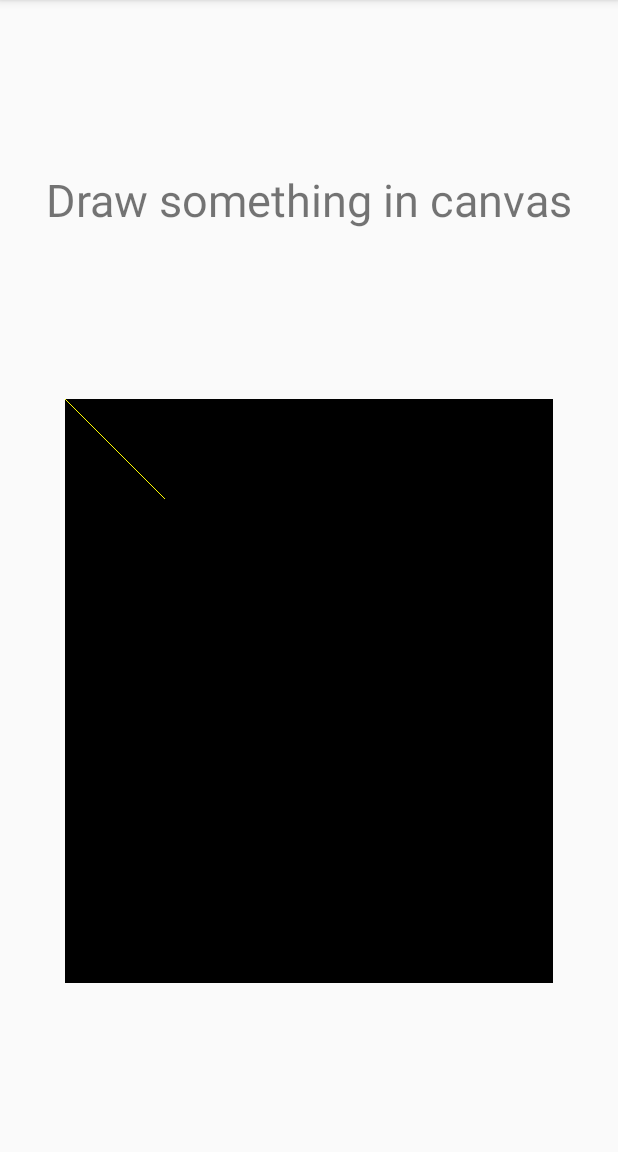
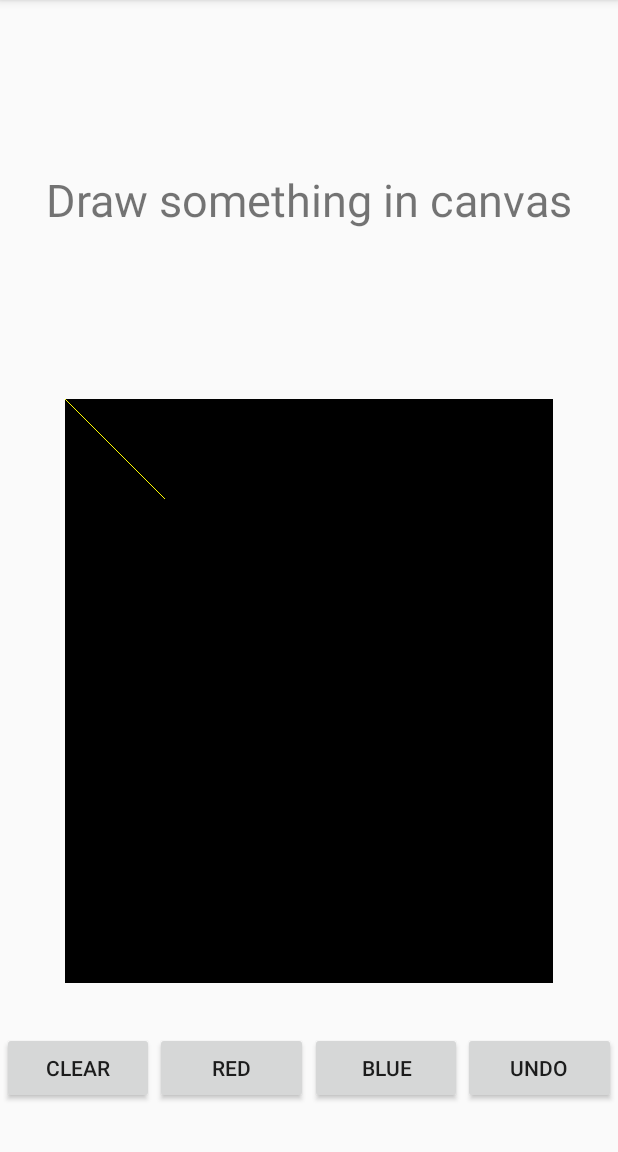
Before and after one commit to WeeMick/WeeMick-Mobile_dev, an Android app: the screen it shows after launch (MainActivity), on a phone screen of 412 x 824 dp, the part 84-1236 px from its top. Run offline under Robolectric (Android 15) with nearby library versions, the phone set to English and light mode, and no system bars.

Commit message:
week 6 - different paint colours working

```diff
--- a/Week_6/MyDrawingApp/app/src/main/java/com/mb/mydrawingapp/FirstFragment.java
+++ b/Week_6/MyDrawingApp/app/src/main/java/com/mb/mydrawingapp/FirstFragment.java
@@ -1,12 +1,17 @@
 package com.mb.mydrawingapp;
 
+import android.graphics.Color;
 import android.os.Bundle;
 
+import androidx.annotation.NonNull;
+import androidx.annotation.Nullable;
 import androidx.fragment.app.Fragment;
 
 import android.view.LayoutInflater;
 import android.view.View;
 import android.view.ViewGroup;
+import android.widget.Button;
+import android.widget.Toast;
 
 /**
  * A simple {@link Fragment} subclass.
@@ -14,6 +19,12 @@ import android.view.ViewGroup;
  * create an instance of this fragment.
  */
 public class FirstFragment extends Fragment {
+
+    MyView myView;
+    Button clearBtn;
+    Button redBtn;
+    Button blueBtn;
+    Button undoBtn;
 
     // TODO: Rename parameter arguments, choose names that match
     // the fragment initialization parameters, e.g. ARG_ITEM_NUMBER
@@ -61,4 +72,46 @@ public class FirstFragment extends Fragment {
         // Inflate the layout for this fragment
         return inflater.inflate(R.layout.fragment_first, container, false);
     }
+
+    @Override
+    public void onViewCreated(@NonNull View view, @Nullable Bundle savedInstanceState) {
+        super.onViewCreated(view, savedInstanceState);
+
+        myView = view.findViewById(R.id.myView);
+
+        clearBtn = view.findViewById(R.id.clearBtn);
+        redBtn = view.findViewById(R.id.redBtn);
+        blueBtn = view.findViewById(R.id.blueBtn);
+        undoBtn = view.findViewById(R.id.undoBtn);
+
+        clearBtn.setOnClickListener(new View.OnClickListener() {
+            @Override
+            public void onClick(View v) {
+                Toast.makeText(getActivity(), "Canvas cleared", Toast.LENGTH_SHORT).show();
+            }
+        });
+
+        redBtn.setOnClickListener(new View.OnClickListener() {
+            @Override
+            public void onClick(View v) {
+                Toast.makeText(getActivity(), "Red pen selected", Toast.LENGTH_SHORT).show();
+                myView.setColor(Color.RED);
+            }
+        });
+
+        blueBtn.setOnClickListener(new View.OnClickListener() {
+            @Override
+            public void onClick(View v) {
+                Toast.makeText(getActivity(), "Blue pen selected", Toast.LENGTH_SHORT).show();
+                myView.setColor(Color.BLUE);
+            }
+        });
+
+        undoBtn.setOnClickListener(new View.OnClickListener() {
+            @Override
+            public void onClick(View v) {
+                Toast.makeText(getActivity(), "Last action undone", Toast.LENGTH_SHORT).show();
+            }
+        });
+    }
 }
--- a/Week_6/MyDrawingApp/app/src/main/java/com/mb/mydrawingapp/MyView.java
+++ b/Week_6/MyDrawingApp/app/src/main/java/com/mb/mydrawingapp/MyView.java
@@ -9,7 +9,6 @@ import android.graphics.Rect;
 import android.util.AttributeSet;
 import android.view.MotionEvent;
 import android.view.View;
-import android.widget.Button;
 
 import androidx.annotation.Nullable;
 
@@ -23,13 +22,27 @@ public class MyView extends View {
 
     OnTouchListener t1Listener = new OnTouchListener() {
         @Override
-        public boolean onTouch(View v, MotionEvent event) {
-            x=event.getX();
-            y=event.getY();
-            v.invalidate();
-            return true;
+            public boolean onTouch(View v, MotionEvent event) {
+                x=event.getX();
+                y=event.getY();
+
+                if (event.getAction() == event.ACTION_DOWN) {
+                    prevX = x;
+                    prevY = y;
+                 }
+
+                v.invalidate();
+                return true;
         }
     };
+
+    public void setMyBitmap(Bitmap myBitmap) {
+        this.myBitmap = myBitmap;
+    }
+
+    public void setMyBitmapCanvas(Canvas myBitmapCanvas) {
+        this.myBitmapCanvas = myBitmapCanvas;
+    }
 
     public MyView(Context context, @Nullable AttributeSet attrs) {
         super(context, attrs);
@@ -38,7 +51,6 @@ public class MyView extends View {
         paint.setColor(Color.YELLOW);
         paint.setTextSize(100);
         setOnTouchListener(t1Listener);
-
     }
 
     @Override
@@ -60,4 +72,9 @@ public class MyView extends View {
         myBitmapCanvas = new Canvas(myBitmap);
     }
 
+    public void setColor(int color) {
+        paint.setColor(color);
+    }
+
+
 }
--- a/Week_6/MyDrawingApp/app/src/main/res/layout/fragment_first.xml
+++ b/Week_6/MyDrawingApp/app/src/main/res/layout/fragment_first.xml
@@ -15,14 +15,14 @@
         android:layout_height="wrap_content"
         android:text="Draw something in canvas"
         android:textSize="30sp"
-        app:layout_constraintBottom_toTopOf="@+id/view"
+        app:layout_constraintBottom_toTopOf="@+id/myView"
         app:layout_constraintEnd_toEndOf="parent"
         app:layout_constraintHorizontal_bias="0.5"
         app:layout_constraintStart_toStartOf="parent"
         app:layout_constraintTop_toTopOf="parent" />
 
     <view
-        android:id="@+id/view"
+        android:id="@+id/myView"
         class="com.mb.mydrawingapp.MyView"
         android:layout_width="325dp"
         android:layout_height="389dp"
@@ -31,4 +31,48 @@
         app:layout_constraintStart_toStartOf="parent"
         app:layout_constraintTop_toBottomOf="@+id/textView" />
 
+    <Button
+        android:id="@+id/clearBtn"
+        android:layout_width="101dp"
+        android:layout_height="wrap_content"
+        android:text="Clear"
+        app:layout_constraintBottom_toBottomOf="parent"
+        app:layout_constraintEnd_toStartOf="@+id/redBtn"
+        app:layout_constraintHorizontal_bias="0.5"
+        app:layout_constraintStart_toStartOf="parent"
+        app:layout_constraintTop_toBottomOf="@+id/myView" />
+
+    <Button
+        android:id="@+id/redBtn"
+        android:layout_width="102dp"
+        android:layout_height="wrap_content"
+        android:text="Red"
+        app:layout_constraintBottom_toBottomOf="parent"
+        app:layout_constraintEnd_toStartOf="@+id/blueBtn"
+        app:layout_constraintHorizontal_bias="0.5"
+        app:layout_constraintStart_toEndOf="@+id/clearBtn"
+        app:layout_constraintTop_toBottomOf="@+id/myView" />
+
+    <Button
+        android:id="@+id/blueBtn"
+        android:layout_width="101dp"
+        android:layout_height="wrap_content"
+        android:text="Blue"
+        app:layout_constraintBottom_toBottomOf="parent"
+        app:layout_constraintEnd_toStartOf="@+id/undoBtn"
+        app:layout_constraintHorizontal_bias="0.5"
+        app:layout_constraintStart_toEndOf="@+id/redBtn"
+        app:layout_constraintTop_toBottomOf="@+id/myView" />
+
+    <Button
+        android:id="@+id/undoBtn"
+        android:layout_width="102dp"
+        android:layout_height="wrap_content"
+        android:text="Undo"
+        app:layout_constraintBottom_toBottomOf="parent"
+        app:layout_constraintEnd_toEndOf="parent"
+        app:layout_constraintHorizontal_bias="0.5"
+        app:layout_constraintStart_toEndOf="@+id/blueBtn"
+        app:layout_constraintTop_toBottomOf="@+id/myView" />
+
 </androidx.constraintlayout.widget.ConstraintLayout>
```
